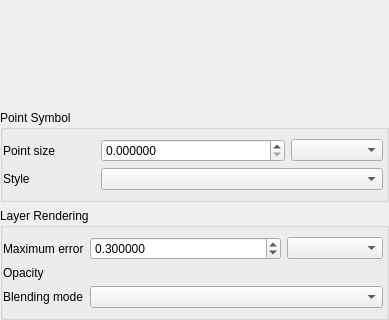
Before: the Qt Designer form src/ui/pointcloud/qgspointcloudrendererpropsdialogbase.ui in carsmie/QGIS, drawn with Qt 5; both pictures show x 0 to 389 and y 181 to 501 of the 389 by 501 pixel window.
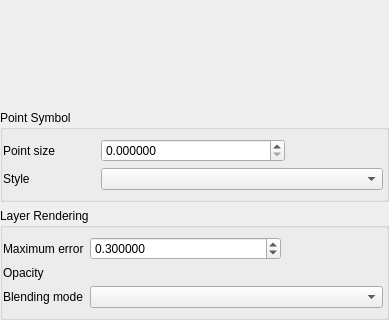
After: the same form once the commit is applied. Custom widgets are drawn as their Qt base class.

Diff of the .ui file:
```diff
--- a/src/ui/pointcloud/qgspointcloudrendererpropsdialogbase.ui
+++ b/src/ui/pointcloud/qgspointcloudrendererpropsdialogbase.ui
@@ -109,7 +109,7 @@
              <number>3</number>
             </property>
             <item row="0" column="3">
-             <widget class="QgsUnitSelectionWidget" name="mPointSizeUnitWidget">
+             <widget class="QgsUnitSelectionWidget" name="mPointSizeUnitWidget" native="true">
               <property name="minimumSize">
                <size>
                 <width>0</width>
@@ -207,7 +207,7 @@
              </widget>
             </item>
             <item row="0" column="3">
-             <widget class="QgsUnitSelectionWidget" name="mMaxErrorUnitWidget">
+             <widget class="QgsUnitSelectionWidget" name="mMaxErrorUnitWidget" native="true">
               <property name="minimumSize">
                <size>
                 <width>0</width>
@@ -250,17 +250,17 @@
    <extends>QDoubleSpinBox</extends>
    <header>qgsdoublespinbox.h</header>
   </customwidget>
-  <customwidget>
-   <class>QgsBlendModeComboBox</class>
-   <extends>QComboBox</extends>
-   <header>qgsblendmodecombobox.h</header>
-  </customwidget>
   <customwidget>
    <class>QgsUnitSelectionWidget</class>
-   <extends>QComboBox</extends>
+   <extends>QWidget</extends>
    <header>qgsunitselectionwidget.h</header>
    <container>1</container>
   </customwidget>
+  <customwidget>
+   <class>QgsBlendModeComboBox</class>
+   <extends>QComboBox</extends>
+   <header>qgsblendmodecombobox.h</header>
+  </customwidget>
   <customwidget>
    <class>QgsOpacityWidget</class>
    <extends>QWidget</extends>
```
Left out of the diff: 6 changed lines with no effect on the pictures.
